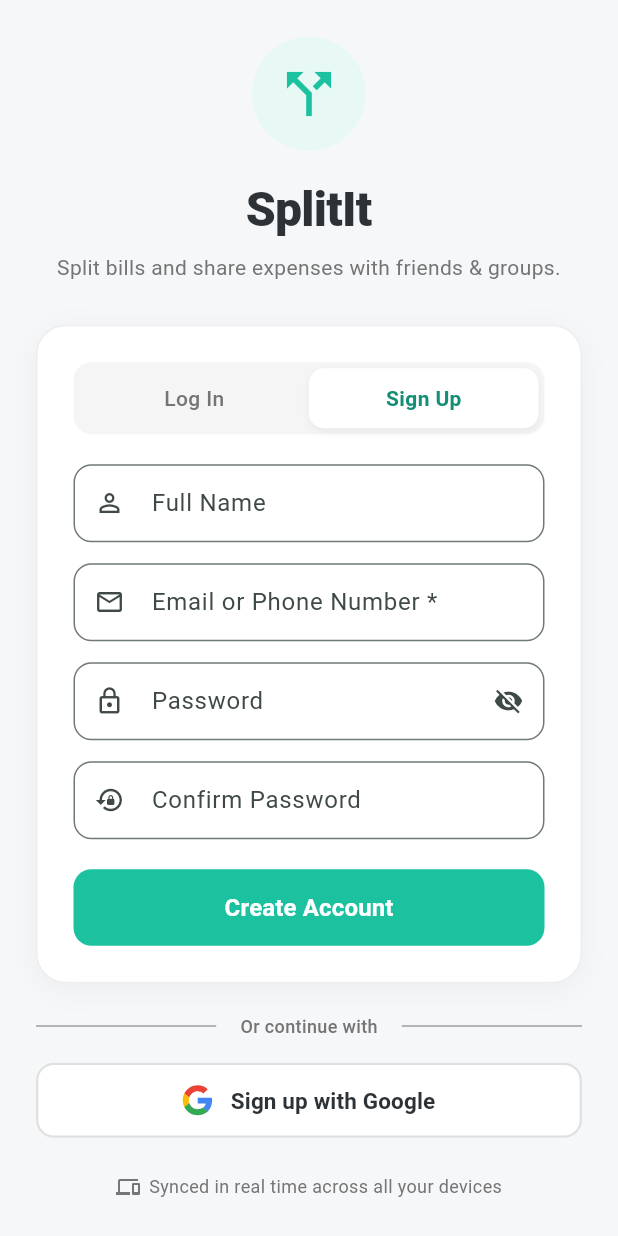
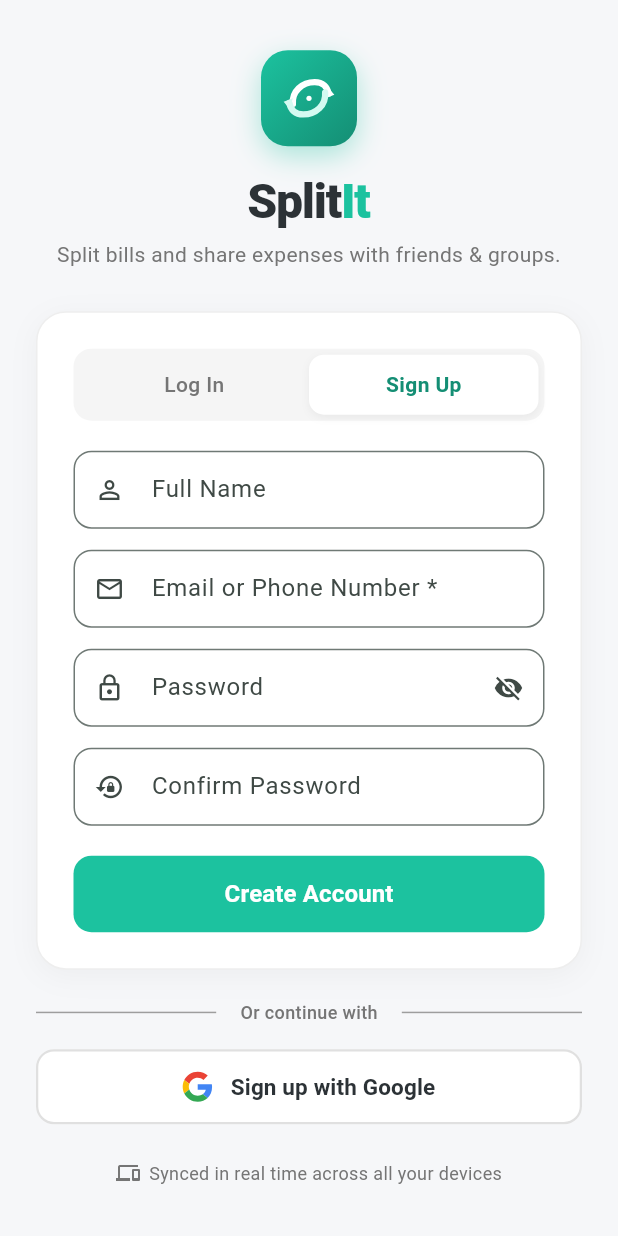
Before and after one commit to indramishra/split-it-flutter-app, a Flutter app: the screen it shows after launch, after a tap on "Sign Up", on a phone screen of 412 x 824 dp. Run offline on Flutter 3.47's test engine with Material 3 defaults, Android fonts, the phone set to English and light mode, and no system bars; our stand-ins replace cloud_firestore, firebase_auth, firebase_core, flutter_contacts, flutter_local_notifications, google_sign_in and 2 more; accounts and stored records are empty.

Commit message:
feat(branding): implement custom vector SplitItLogo & BrandHeader with AppTheme palette

```diff
--- a/lib/main.dart
+++ b/lib/main.dart
@@ -8,6 +8,7 @@
 import 'screens/main_screen.dart';
 import 'services/notification_service.dart';
 import 'theme/app_theme.dart';
+import 'widgets/app_logo.dart';
 
 void main() async {
   WidgetsFlutterBinding.ensureInitialized();
@@ -49,26 +50,9 @@
           child: Column(
             mainAxisAlignment: MainAxisAlignment.center,
             children: [
-              Container(
-                padding: const EdgeInsets.all(16),
-                decoration: BoxDecoration(
-                  color: AppTheme.tealLight,
-                  shape: BoxShape.circle,
-                ),
-                child: const Icon(
-                  Icons.call_split,
-                  size: 48,
-                  color: AppTheme.teal,
-                ),
-              ),
-              const SizedBox(height: 16),
-              const Text(
-                'SplitIt',
-                style: TextStyle(
-                  fontSize: 26,
-                  fontWeight: FontWeight.w800,
-                  color: AppTheme.charcoal,
-                ),
+              const SplitItBrandHeader(
+                logoSize: 72,
+                fontSize: 30,
               ),
               const SizedBox(height: 24),
               const CircularProgressIndicator(color: AppTheme.teal),
--- a/lib/screens/auth_screen.dart
+++ b/lib/screens/auth_screen.dart
@@ -4,6 +4,7 @@
 import '../theme/app_theme.dart';
 import '../widgets/country_code_picker.dart';
 import '../widgets/google_logo.dart';
+import '../widgets/app_logo.dart';
 import 'forgot_password_screen.dart';
 
 class AuthScreen extends StatefulWidget {
@@ -310,27 +311,9 @@
                 mainAxisAlignment: MainAxisAlignment.center,
                 children: [
                   // App Branding Header
-                  Container(
-                    padding: const EdgeInsets.all(16),
-                    decoration: BoxDecoration(
-                      color: AppTheme.tealLight,
-                      shape: BoxShape.circle,
-                    ),
-                    child: const Icon(
-                      Icons.call_split,
-                      size: 44,
-                      color: AppTheme.teal,
-                    ),
-                  ),
-                  const SizedBox(height: 16),
-                  const Text(
-                    'SplitIt',
-                    style: TextStyle(
-                      fontSize: 32,
-                      fontWeight: FontWeight.w800,
-                      color: AppTheme.charcoal,
-                      letterSpacing: -0.5,
-                    ),
+                  const SplitItBrandHeader(
+                    logoSize: 64,
+                    fontSize: 32,
                   ),
                   const SizedBox(height: 6),
                   const Text(
--- a/lib/screens/main_screen.dart
+++ b/lib/screens/main_screen.dart
@@ -6,6 +6,7 @@
 import '../theme/app_theme.dart';
 import '../widgets/balance_banner.dart';
 import '../widgets/notification_drawer.dart';
+import '../widgets/app_logo.dart';
 import 'add_expense_screen.dart';
 import 'group_detail_screen.dart';
 import 'friend_detail_screen.dart';
@@ -37,22 +38,10 @@
     return Scaffold(
       endDrawer: const NotificationDrawer(),
       appBar: AppBar(
-        title: Row(
-          children: [
-            Container(
-              padding: const EdgeInsets.all(6),
-              decoration: BoxDecoration(
-                color: AppTheme.teal,
-                borderRadius: BorderRadius.circular(8),
-              ),
-              child: const Icon(Icons.call_split, color: Colors.white, size: 20),
-            ),
-            const SizedBox(width: 10),
-            const Text(
-              'SplitIt',
-              style: TextStyle(fontWeight: FontWeight.w800, letterSpacing: -0.3),
-            ),
-          ],
+        title: const SplitItBrandHeader(
+          logoSize: 28,
+          fontSize: 20,
+          isVertical: false,
         ),
         actions: [
           IconButton(
--- /dev/null
+++ b/lib/widgets/app_logo.dart
@@ -0,0 +1,241 @@
+import 'dart:math' as math;
+import 'package:flutter/material.dart';
+import '../theme/app_theme.dart';
+
+/// Authentic brand logo for SplitIt using vector canvas paths
+/// styled with the official AppTheme teal palette.
+class SplitItLogo extends StatelessWidget {
+  final double size;
+  final bool showBackground;
+  final bool useWhiteEmblem;
+  final BorderRadius? borderRadius;
+
+  const SplitItLogo({
+    super.key,
+    this.size = 48,
+    this.showBackground = true,
+    this.useWhiteEmblem = false,
+    this.borderRadius,
+  });
+
+  @override
+  Widget build(BuildContext context) {
+    final radius = borderRadius ?? BorderRadius.circular(size * 0.28);
+
+    if (!showBackground) {
+      return SizedBox(
+        width: size,
+        height: size,
+        child: CustomPaint(
+          size: Size(size, size),
+          painter: _SplitItLogoPainter(
+            primaryColor: useWhiteEmblem ? Colors.white : AppTheme.teal,
+            secondaryColor: useWhiteEmblem ? Colors.white70 : AppTheme.tealDark,
+          ),
+        ),
+      );
+    }
+
+    return Container(
+      width: size,
+      height: size,
+      decoration: BoxDecoration(
+        gradient: const LinearGradient(
+          begin: Alignment.topLeft,
+          end: Alignment.bottomRight,
+          colors: [
+            AppTheme.teal,
+            AppTheme.tealDark,
+          ],
+        ),
+        borderRadius: radius,
+        boxShadow: [
+          BoxShadow(
+            color: AppTheme.teal.withValues(alpha: 0.35),
+            blurRadius: size * 0.25,
+            offset: Offset(0, size * 0.1),
+          ),
+        ],
+      ),
+      padding: EdgeInsets.all(size * 0.2),
+      child: CustomPaint(
+        painter: const _SplitItLogoPainter(
+          primaryColor: Colors.white,
+          secondaryColor: Color(0xFFD4FAF1),
+        ),
+      ),
+    );
+  }
+}
+
+/// Logo with typographic brand name
+class SplitItBrandHeader extends StatelessWidget {
+  final double logoSize;
+  final double fontSize;
+  final bool isVertical;
+
+  const SplitItBrandHeader({
+    super.key,
+    this.logoSize = 56,
+    this.fontSize = 32,
+    this.isVertical = true,
+  });
+
+  @override
+  Widget build(BuildContext context) {
+    if (isVertical) {
+      return Column(
+        mainAxisSize: MainAxisSize.min,
+        children: [
+          SplitItLogo(size: logoSize),
+          SizedBox(height: logoSize * 0.28),
+          RichText(
+            text: TextSpan(
+              children: [
+                TextSpan(
+                  text: 'Split',
+                  style: TextStyle(
+                    fontSize: fontSize,
+                    fontWeight: FontWeight.w800,
+                    color: AppTheme.charcoal,
+                    letterSpacing: -0.8,
+                  ),
+                ),
+                TextSpan(
+                  text: 'It',
+                  style: TextStyle(
+                    fontSize: fontSize,
+                    fontWeight: FontWeight.w800,
+                    color: AppTheme.teal,
+                    letterSpacing: -0.8,
+                  ),
+                ),
+              ],
+            ),
+          ),
+        ],
+      );
+    }
+
+    return Row(
+      mainAxisSize: MainAxisSize.min,
+      crossAxisAlignment: CrossAxisAlignment.center,
+      children: [
+        SplitItLogo(size: logoSize),
+        const SizedBox(width: 12),
+        RichText(
+          text: TextSpan(
+            children: [
+              TextSpan(
+                text: 'Split',
+                style: TextStyle(
+                  fontSize: fontSize,
+                  fontWeight: FontWeight.w800,
+                  color: AppTheme.charcoal,
+                  letterSpacing: -0.5,
+                ),
+              ),
+              TextSpan(
+                text: 'It',
+                style: TextStyle(
+                  fontSize: fontSize,
+                  fontWeight: FontWeight.w800,
+                  color: AppTheme.teal,
+                  letterSpacing: -0.5,
+                ),
+              ),
+            ],
+          ),
+        ),
+      ],
+    );
+  }
+}
+
+class _SplitItLogoPainter extends CustomPainter {
+  final Color primaryColor;
+  final Color secondaryColor;
+
+  const _SplitItLogoPainter({
+    required this.primaryColor,
+    required this.secondaryColor,
+  });
+
+  @override
+  void paint(Canvas canvas, Size size) {
+    final scale = size.width / 100.0;
+    canvas.save();
+    canvas.scale(scale, scale);
+
+    final strokePaint1 = Paint()
+      ..color = primaryColor
+      ..style = PaintingStyle.stroke
+      ..strokeWidth = 11.0
+      ..strokeCap = StrokeCap.round
+      ..strokeJoin = StrokeJoin.round
+      ..isAntiAlias = true;
+
+    final strokePaint2 = Paint()
+      ..color = secondaryColor
+      ..style = PaintingStyle.stroke
+      ..strokeWidth = 11.0
+      ..strokeCap = StrokeCap.round
+      ..strokeJoin = StrokeJoin.round
+      ..isAntiAlias = true;
+
+    final fillPaint1 = Paint()
+      ..color = primaryColor
+      ..style = PaintingStyle.fill
+      ..isAntiAlias = true;
+
+    final fillPaint2 = Paint()
+      ..color = secondaryColor
+      ..style = PaintingStyle.fill
+      ..isAntiAlias = true;
+
+    // --- Upper 'S' Arc flowing Right-Up with Arrow Head ---
+    final topPath = Path()
+      ..moveTo(22, 60)
+      ..cubicTo(20, 38, 38, 22, 60, 22)
+      ..cubicTo(74, 22, 82, 30, 84, 42);
+    canvas.drawPath(topPath, strokePaint1);
+
+    // Top arrow tip (pointing up-right)
+    final topArrow = Path()
+      ..moveTo(84, 32)
+      ..lineTo(94, 44)
+      ..lineTo(78, 50)
+      ..close();
+    canvas.drawPath(topArrow, fillPaint1);
+
+    // --- Lower 'S' Arc flowing Left-Down with Arrow Head ---
+    final bottomPath = Path()
+      ..moveTo(78, 40)
+      ..cubicTo(80, 62, 62, 78, 40, 78)
+      ..cubicTo(26, 78, 18, 70, 16, 58);
+    canvas.drawPath(bottomPath, strokePaint2);
+
+    // Bottom arrow tip (pointing down-left)
+    final bottomArrow = Path()
+      ..moveTo(16, 68)
+      ..lineTo(6, 56)
+      ..lineTo(22, 50)
+      ..close();
+    canvas.drawPath(bottomArrow, fillPaint2);
+
+    // --- Center Split Division Node (subtle connecting pulse) ---
+    final centerPulse = Paint()
+      ..color = primaryColor
+      ..style = PaintingStyle.fill
+      ..isAntiAlias = true;
+    canvas.drawCircle(const Offset(50, 50), 4.5, centerPulse);
+
+    canvas.restore();
+  }
+
+  @override
+  bool shouldRepaint(covariant _SplitItLogoPainter oldDelegate) {
+    return oldDelegate.primaryColor != primaryColor ||
+        oldDelegate.secondaryColor != secondaryColor;
+  }
+}
--- a/lib/widgets/notification_drawer.dart
+++ b/lib/widgets/notification_drawer.dart
@@ -4,6 +4,7 @@
 import '../providers/splitwise_provider.dart';
 import '../models/notification_model.dart';
 import '../theme/app_theme.dart';
+import 'app_logo.dart';
 
 class NotificationDrawer extends StatefulWidget {
   const NotificationDrawer({super.key});
@@ -387,26 +388,10 @@
                   child: Column(
                     crossAxisAlignment: CrossAxisAlignment.start,
                     children: [
-                      Row(
-                        children: [
-                          Container(
-                            padding: const EdgeInsets.all(4),
-                            decoration: BoxDecoration(
-                              color: AppTheme.teal,
-                              borderRadius: BorderRadius.circular(6),
-                            ),
-                            child: const Icon(Icons.call_split, color: Colors.white, size: 16),
-                          ),
-                          const SizedBox(width: 8),
-                          const Text(
-                            'SplitIt',
-                            style: TextStyle(
-                              fontWeight: FontWeight.w800,
-                              fontSize: 16,
-                              color: AppTheme.charcoal,
-                            ),
-                          ),
-                        ],
+                      const SplitItBrandHeader(
+                        logoSize: 22,
+                        fontSize: 16,
+                        isVertical: false,
                       ),
                       const Divider(height: 24),
                       Text(
```
